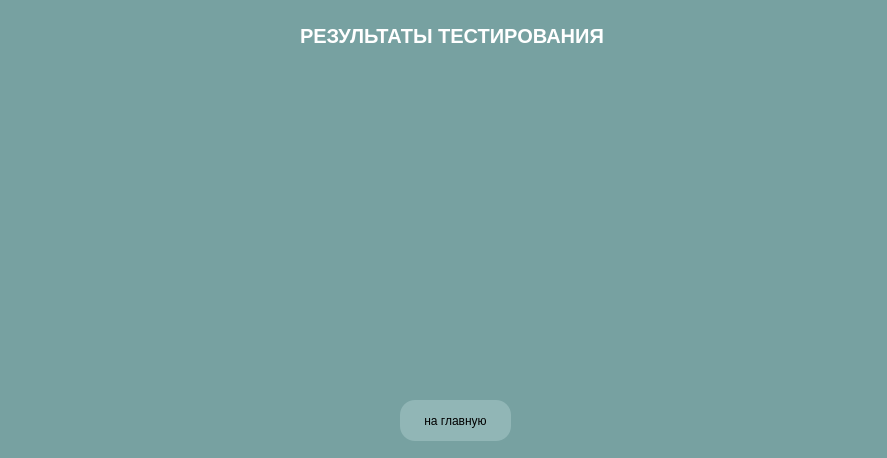
Before: the Qt Designer form results.ui in xiaoticc/maths_project, drawn with Qt 5.
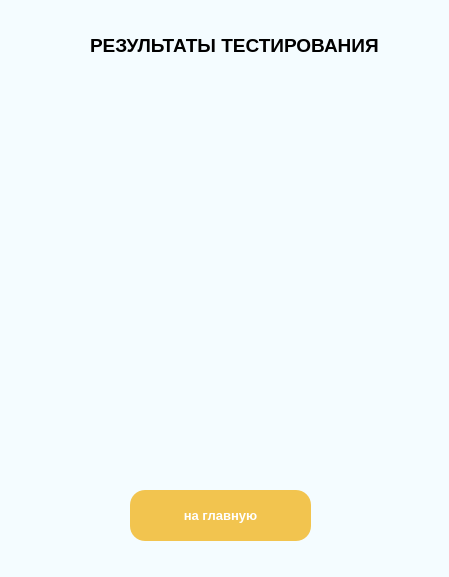
After: the same form once the commit is applied.

Patch:
```diff
--- a/results.ui
+++ b/results.ui
@@ -6,8 +6,8 @@
    <rect>
     <x>0</x>
     <y>0</y>
-    <width>887</width>
-    <height>458</height>
+    <width>449</width>
+    <height>577</height>
    </rect>
   </property>
   <property name="sizePolicy">
@@ -18,42 +18,42 @@
   </property>
   <property name="minimumSize">
    <size>
-    <width>887</width>
-    <height>458</height>
+    <width>449</width>
+    <height>577</height>
    </size>
   </property>
   <property name="maximumSize">
    <size>
-    <width>887</width>
-    <height>458</height>
+    <width>449</width>
+    <height>577</height>
    </size>
   </property>
   <property name="windowTitle">
    <string>MainWindow</string>
   </property>
   <property name="styleSheet">
-   <string notr="true">background-color: rgb(119, 161, 161);</string>
+   <string notr="true">background-color:#f4fcff;</string>
   </property>
   <widget class="QWidget" name="centralwidget">
    <widget class="QLabel" name="label">
     <property name="geometry">
      <rect>
-      <x>300</x>
-      <y>0</y>
+      <x>90</x>
+      <y>10</y>
       <width>401</width>
       <height>71</height>
      </rect>
     </property>
     <property name="font">
      <font>
-      <family>MS Sans Serif</family>
-      <pointsize>15</pointsize>
+      <family>Segoe UI</family>
+      <pointsize>14</pointsize>
       <weight>75</weight>
       <bold>true</bold>
      </font>
     </property>
     <property name="styleSheet">
-     <string notr="true">color: rgb(255, 255, 255);</string>
+     <string notr="true">color: rgb(0, 0, 0);</string>
     </property>
     <property name="text">
      <string>РЕЗУЛЬТАТЫ ТЕСТИРОВАНИЯ</string>
@@ -62,12 +62,18 @@
    <widget class="QLabel" name="label_2">
     <property name="geometry">
      <rect>
-      <x>20</x>
-      <y>60</y>
-      <width>851</width>
+      <x>10</x>
+      <y>120</y>
+      <width>430</width>
       <height>331</height>
      </rect>
     </property>
+    <property name="maximumSize">
+     <size>
+      <width>430</width>
+      <height>560</height>
+     </size>
+    </property>
     <property name="font">
      <font>
       <family>MS Sans Serif</family>
@@ -87,17 +93,38 @@
    <widget class="QPushButton" name="btn_mainr">
     <property name="geometry">
      <rect>
-      <x>400</x>
-      <y>400</y>
-      <width>111</width>
-      <height>41</height>
+      <x>130</x>
+      <y>490</y>
+      <width>181</width>
+      <height>51</height>
      </rect>
     </property>
+    <property name="minimumSize">
+     <size>
+      <width>181</width>
+      <height>51</height>
+     </size>
+    </property>
+    <property name="maximumSize">
+     <size>
+      <width>181</width>
+      <height>51</height>
+     </size>
+    </property>
+    <property name="font">
+     <font>
+      <family>Segoe UI</family>
+      <pointsize>10</pointsize>
+      <weight>75</weight>
+      <bold>true</bold>
+     </font>
+    </property>
     <property name="styleSheet">
      <string notr="true">QPushButton {
-	background-color: rgb(145, 182, 182);
+	background-color:#f2c44f;
 	border-width: 2px;
 	border-radius: 15px;
+    color: white
 }
 
 QPushbutton:pressed {
```
